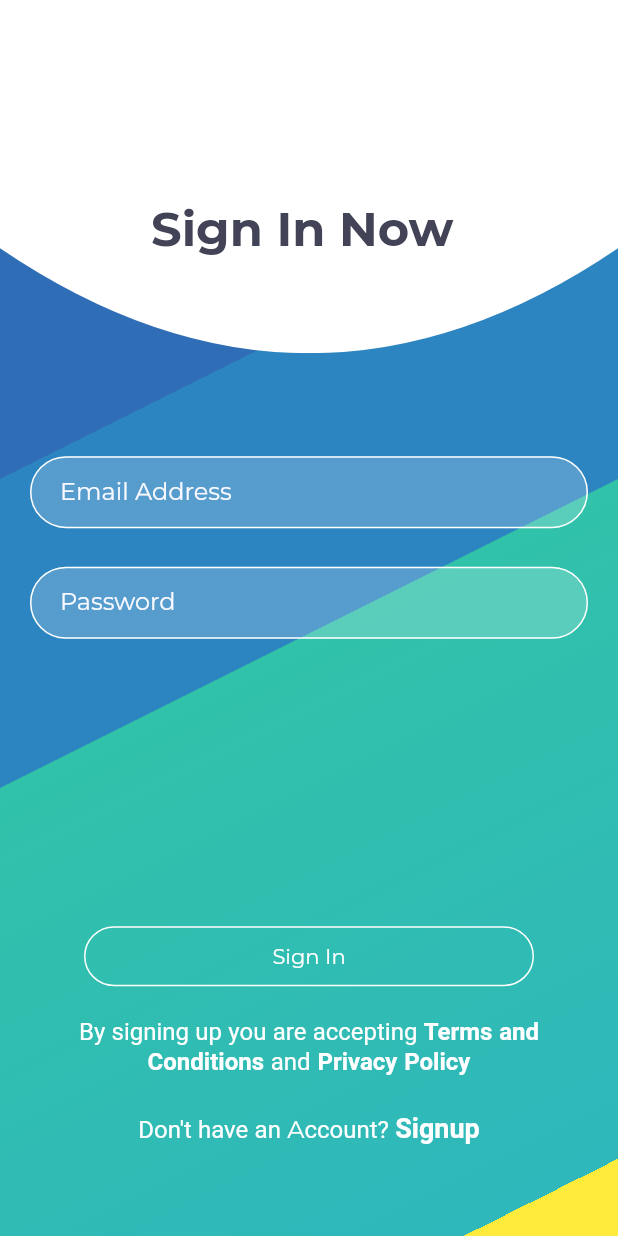
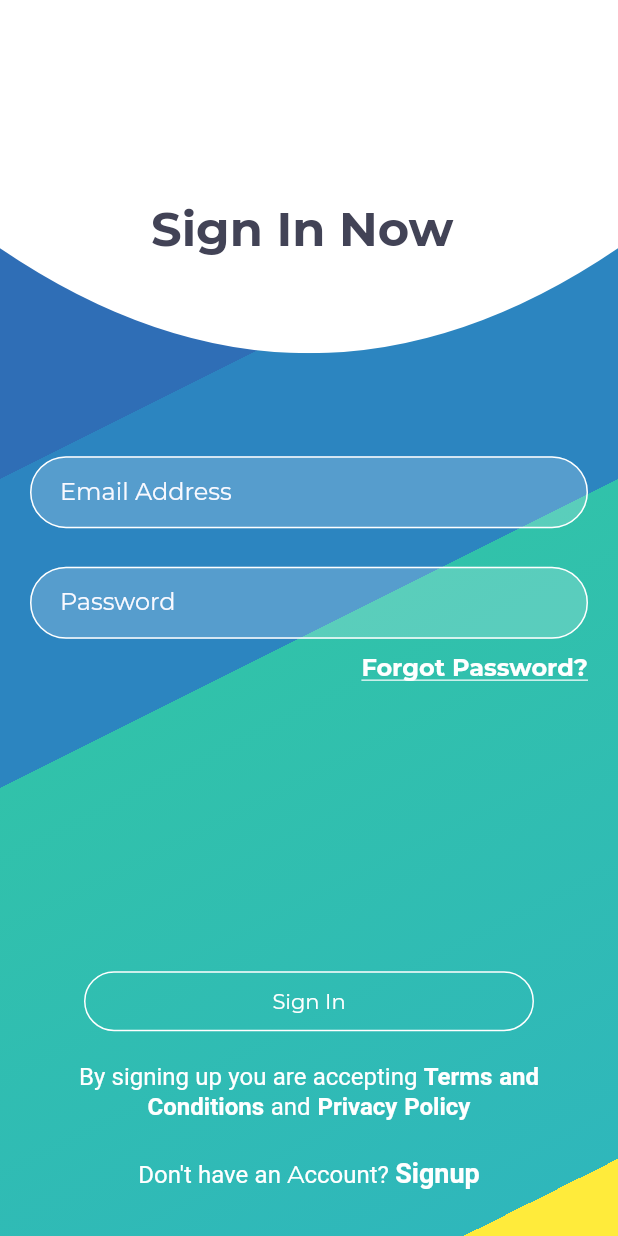
Before and after one commit to Imatifdev/snabb-Budget, a Flutter app: the screen it shows after launch, after a tap on "Sign in", on a phone screen of 412 x 824 dp. Run offline on Flutter 3.47's test engine with Material 2 defaults, Android fonts, the phone set to English and light mode, and no system bars; drawn by our look-alikes of velocity_x; our stand-ins replace camera, cloud_firestore, connectivity_plus, firebase_auth, firebase_core, fluttertoast and 7 more; missing offline and left inert: syncfusion_flutter_xlsio; accounts and stored records are empty; generated files the repository leaves out were written again; project files that could hold a hidden picture were left out.

Commit message:
forgot pass

```diff
--- a/lib/Screens/auth/login.dart
+++ b/lib/Screens/auth/login.dart
@@ -9,6 +9,7 @@ import 'package:velocity_x/velocity_x.dart';
 
 import '../../models/loginviewmodel.dart';
 import '../home_screen.dart';
+import 'forgot.dart';
 
 class LoginScreen extends StatefulWidget {
   @override
@@ -191,6 +192,30 @@ class _LoginScreenState extends State<LoginScreen> {
                           ),
                           filled: true),
                     ),
+                    SizedBox(
+                      height: 10,
+                    ),
+                    Row(
+                      mainAxisAlignment: MainAxisAlignment.end,
+                      children: [
+                        GestureDetector(
+                          onTap: () {
+                            Navigator.push(
+                                context,
+                                MaterialPageRoute(
+                                    builder: (ctx) => ForgitPassword()));
+                          },
+                          child: Text(
+                            "Forgot Password?",
+                            style: TextStyle(
+                                color: Colors.white,
+                                fontSize: 16,
+                                fontWeight: FontWeight.bold,
+                                decoration: TextDecoration.underline),
+                          ),
+                        ),
+                      ],
+                    )
                   ],
                 ).pSymmetric(h: 20),
                 SizedBox(
--- a/lib/Screens/welcome.dart
+++ b/lib/Screens/welcome.dart
@@ -98,7 +98,7 @@ class Welcome extends StatelessWidget {
               width: width / 1.1,
               color: Colors.white,
             ),
-           // Text("FOR BUSINESS", style: TextStyle(fontSize: 28, color: Colors.white, fontWeight: FontWeight.w900)),
+            // Text("FOR BUSINESS", style: TextStyle(fontSize: 28, color: Colors.white, fontWeight: FontWeight.w900)),
             SizedBox(
               height: height / 12,
             ),
@@ -130,28 +130,10 @@ class Welcome extends StatelessWidget {
                 fontsize: 14,
                 color: Colors.white,
                 text: "Sign in",
-
               ).centered(),
             ),
             SizedBox(
               height: height / 35,
-            ),
-            Row(
-              mainAxisAlignment: MainAxisAlignment.center,
-              children: [
-                CustomText(
-                  fontsize: 16,
-                  color: simplefont,
-                  text: "Continue without creating an account ",
-                ).centered().onTap(() {
-                  // Navigator.push(context,
-                  //     MaterialPageRoute(builder: (ctx) => HomeScreen()));
-                }),
-                Icon(
-                  CupertinoIcons.arrow_right_circle_fill,
-                  color: Colors.grey.shade100,
-                )
-              ],
             ),
           ],
         ),
--- a/lib/main.dart
+++ b/lib/main.dart
@@ -37,7 +37,6 @@ void main() async {
 }
 
 class MyApp extends StatefulWidget {
-
   @override
   State<MyApp> createState() => _MyAppState();
   static void setLocale(BuildContext context, Locale locale) {
@@ -53,6 +52,7 @@ class _MyAppState extends State<MyApp> {
       _locale = newLocale;
     });
   }
+
   @override
   Widget build(BuildContext context) {
     return MultiProvider(
@@ -83,7 +83,7 @@ class _MyAppState extends State<MyApp> {
               ),
             ),
             home: FirebaseAuth.instance.currentUser != null
-                ? const HomeScreen()
+                ? HomeScreen()
                 : Welcome(),
             supportedLocales: L10n.all,
             locale: _locale,
@@ -98,9 +98,10 @@ class _MyAppState extends State<MyApp> {
               ScheduleTransactions.routeName: (context) =>
                   const ScheduleTransactions(),
               BudgetScreen.routeName: (context) => BudgetScreen(),
-          PreferencesScreen.routeName: (context) => const PreferencesScreen(),
+              PreferencesScreen.routeName: (context) =>
+                  const PreferencesScreen(),
               Accounts.routeName: (ctx) => Accounts(),
-          HomeScreen.routeName: (ctx) => const HomeScreen(),
+              // HomeScreen.routeName: (ctx) => const HomeScreen(),
               // AddExpanse.routeName: (ctx) => const AddExpanse(),
               // AddIncome.routeName: (ctx) => const AddIncome(),
               BalanceScreen.routeName: (ctx) => BalanceScreen(),
--- a/pubspec.yaml
+++ b/pubspec.yaml
@@ -55,7 +55,7 @@ dependencies:
   syncfusion_flutter_xlsio: ^22.1.34
   path_provider: ^2.0.15
   open_file: ^3.3.2
-  intl: ^0.18.1
+  intl: ^0.18.0
 
 dev_dependencies:
   flutter_test:
```
Also changed, not shown: lib/testingfiles/testsc.dart (added, +155 -0 lines), pubspec.lock. Lines whose indentation alone changed are shown as unchanged.
